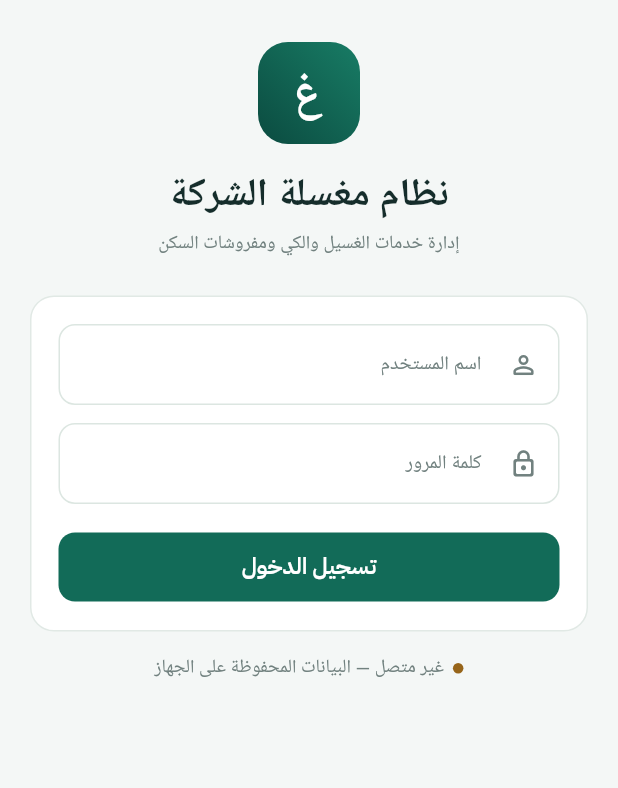
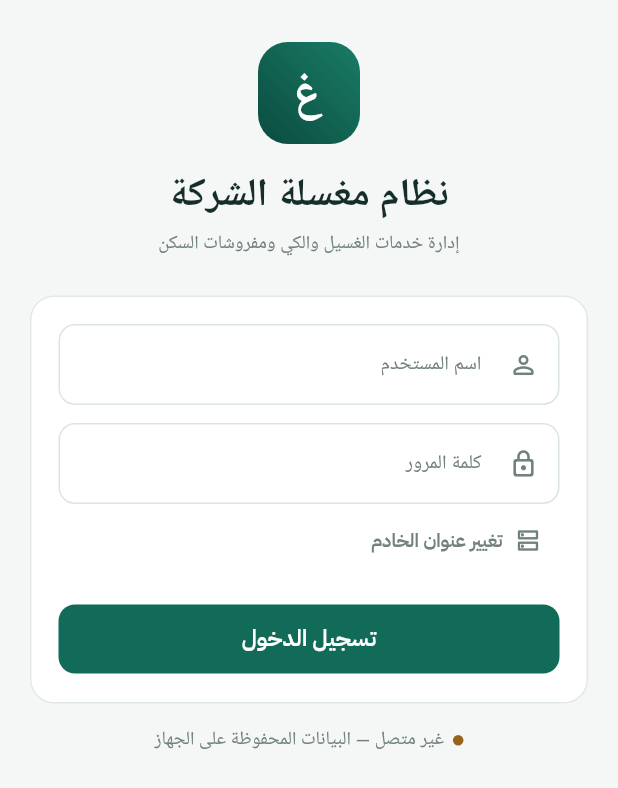
Before and after one commit to aboghith993-eng/Alghith_Laundry, a Flutter app: the screen it shows after launch, on a phone screen of 412 x 824 dp. Shown: the top 788 px of the screen. Run offline on Flutter 3.47's test engine with Material 3 defaults, Android fonts, the phone set to English and light mode, and no system bars; our stand-ins replace share_plus, shared_preferences; accounts and stored records are empty.

Commit message:
Mobile 1.0.2: change/test server address from the login screen
- Login screen gains a collapsible server URL field with a Check button,
  so the app can be pointed to a LAN server or any URL before signing in
- Bump version to 1.0.2+3 and rebuild release APK

```diff
--- a/laundry_mobile_project/lib/screens/login_screen.dart
+++ b/laundry_mobile_project/lib/screens/login_screen.dart
@@ -15,14 +15,56 @@ class LoginScreen extends StatefulWidget {
 class _LoginScreenState extends State<LoginScreen> {
   final TextEditingController _username = TextEditingController();
   final TextEditingController _password = TextEditingController();
+  final TextEditingController _serverUrl = TextEditingController();
   bool _busy = false;
+  bool _serverBusy = false;
+  bool _showServer = false;
   String? _error;
+  String? _serverStatus;
+  bool _serverOk = false;
+  bool _serverInitialized = false;
+
+  @override
+  void didChangeDependencies() {
+    super.didChangeDependencies();
+    if (!_serverInitialized) {
+      _serverInitialized = true;
+      _serverUrl.text = StoreScope.of(context).baseUrl;
+    }
+  }
 
   @override
   void dispose() {
     _username.dispose();
     _password.dispose();
+    _serverUrl.dispose();
     super.dispose();
+  }
+
+  /// فحص/تبديل عنوان الخادم قبل تسجيل الدخول.
+  Future<void> _connectServer() async {
+    final store = StoreScope.read(context);
+    final url = _serverUrl.text.trim();
+    if (url.isEmpty) {
+      setState(() {
+        _serverStatus = 'اكتب عنوان الخادم.';
+        _serverOk = false;
+      });
+      return;
+    }
+    setState(() {
+      _serverBusy = true;
+      _serverStatus = null;
+    });
+    await store.setBaseUrl(url);
+    if (!mounted) return;
+    setState(() {
+      _serverBusy = false;
+      _serverOk = store.isOnline;
+      _serverStatus = store.isOnline
+          ? 'تم الاتصال بالخادم بنجاح.'
+          : (store.lastSyncError ?? 'تعذّر الاتصال بهذا العنوان.');
+    });
   }
 
   Future<void> _submit() async {
@@ -104,6 +146,50 @@ class _LoginScreenState extends State<LoginScreen> {
                         prefixIcon: Icon(Icons.lock_outline_rounded, size: 20, color: AppColors.muted),
                       ),
                     ),
+                    Align(
+                      alignment: AlignmentDirectional.centerStart,
+                      child: TextButton.icon(
+                        onPressed: () => setState(() => _showServer = !_showServer),
+                        icon: const Icon(Icons.dns_outlined, size: 18, color: AppColors.muted),
+                        label: Text(
+                          _showServer ? 'إخفاء عنوان الخادم' : 'تغيير عنوان الخادم',
+                          style: const TextStyle(fontSize: 12.5, color: AppColors.muted),
+                        ),
+                      ),
+                    ),
+                    if (_showServer) ...<Widget>[
+                      TextField(
+                        controller: _serverUrl,
+                        keyboardType: TextInputType.url,
+                        textInputAction: TextInputAction.done,
+                        onSubmitted: (_) => _connectServer(),
+                        decoration: InputDecoration(
+                          labelText: 'عنوان الخادم',
+                          helperText: 'مثال: https://alghith-laundry.onrender.com أو http://192.168.0.100:5505',
+                          suffixIcon: TextButton(
+                            onPressed: _serverBusy ? null : _connectServer,
+                            child: _serverBusy
+                                ? const SizedBox(
+                                    width: 16,
+                                    height: 16,
+                                    child: CircularProgressIndicator(strokeWidth: 2),
+                                  )
+                                : const Text('فحص', style: TextStyle(fontSize: 12.5)),
+                          ),
+                        ),
+                      ),
+                      if (_serverStatus != null) ...<Widget>[
+                        const SizedBox(height: 8),
+                        Text(
+                          _serverStatus!,
+                          style: TextStyle(
+                            fontSize: 12.5,
+                            fontWeight: FontWeight.w600,
+                            color: _serverOk ? AppColors.green : AppColors.red,
+                          ),
+                        ),
+                      ],
+                    ],
                     if (_error != null) ...<Widget>[
                       const SizedBox(height: 12),
                       Container(
--- a/laundry_mobile_project/pubspec.yaml
+++ b/laundry_mobile_project/pubspec.yaml
@@ -1,7 +1,7 @@
 name: laundry_mobile
 description: تطبيق جوال نظام مغسلة الشركة — إدارة خدمات الغسيل واعتماد المستحقات.
 publish_to: "none"
-version: 1.0.1+2
+version: 1.0.2+3
 
 environment:
   sdk: ">=3.3.0 <4.0.0"
```
Also changed, not shown: 5 other files.
